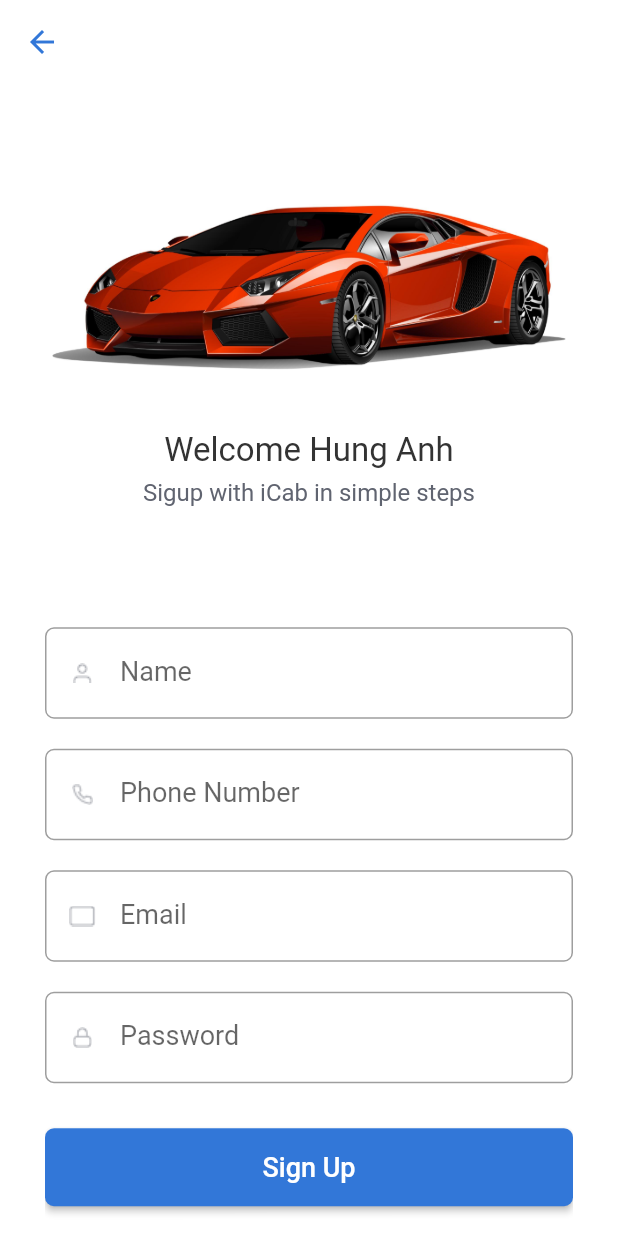
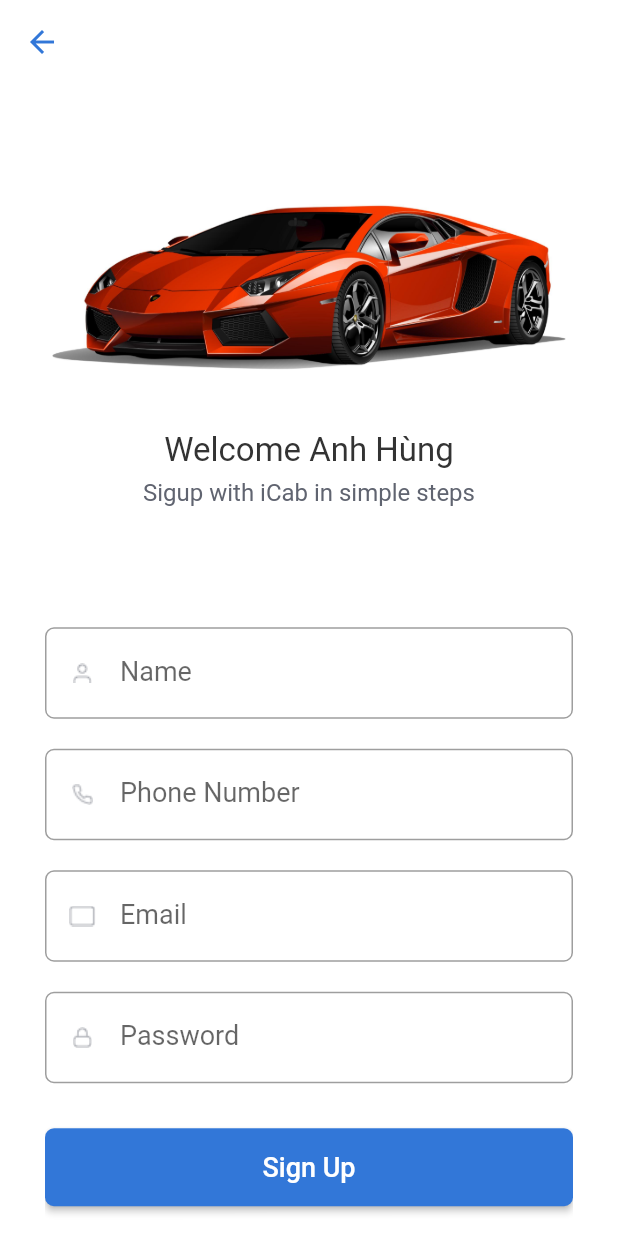
Before and after one commit to MrHungAnh/fluter_app_car, a Flutter app: the RegisterPage screen opened directly, on a phone screen of 412 x 824 dp. Run offline on Flutter 3.47's test engine with Material 2 defaults, Android fonts, the phone set to English and light mode, and no system bars.

Commit message:
login
anh2

```diff
--- a/lib/src/resources/regist_page.dart
+++ b/lib/src/resources/regist_page.dart
@@ -30,7 +30,7 @@ class _RegisterPageState extends State<RegisterPage> {
               Padding(
                 padding: const EdgeInsets.fromLTRB(0, 40, 0, 6),
                 child: Text(
-                  'Welcome Hung Anh',
+                  'Welcome Anh Hùng',
                   style: TextStyle(fontSize: 22, color: Color(0xff333333)),
                 ),
               ),
```
Also changed, not shown: 4 other files.
